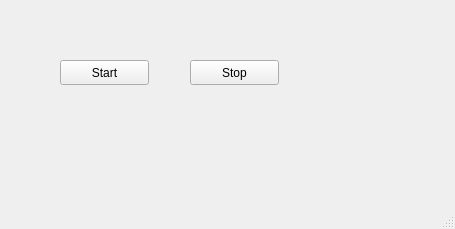
Above: View/scan_window.ui from PFTL/LMU_Group_2 before the change. Below: the same form after it.
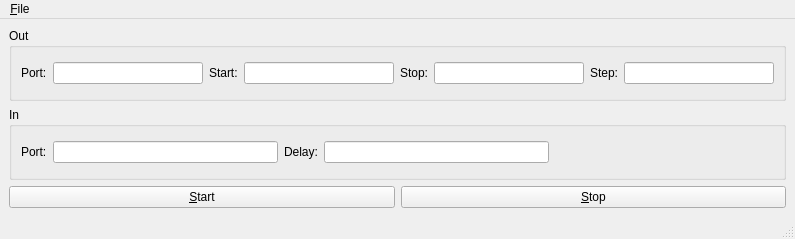
That is the form after the change.

```diff
--- a/View/scan_window.ui
+++ b/View/scan_window.ui
@@ -6,50 +6,181 @@
    <rect>
     <x>0</x>
     <y>0</y>
-    <width>455</width>
-    <height>229</height>
+    <width>795</width>
+    <height>239</height>
    </rect>
   </property>
   <property name="windowTitle">
    <string>MainWindow</string>
   </property>
   <widget class="QWidget" name="centralwidget">
-   <widget class="QPushButton" name="start_button">
-    <property name="geometry">
-     <rect>
-      <x>60</x>
-      <y>60</y>
-      <width>89</width>
-      <height>25</height>
-     </rect>
-    </property>
-    <property name="text">
-     <string>Start</string>
-    </property>
-   </widget>
-   <widget class="QPushButton" name="stop_button">
-    <property name="geometry">
-     <rect>
-      <x>190</x>
-      <y>60</y>
-      <width>89</width>
-      <height>25</height>
-     </rect>
-    </property>
-    <property name="text">
-     <string>Stop</string>
-    </property>
-   </widget>
+   <layout class="QVBoxLayout" name="verticalLayout">
+    <item>
+     <widget class="QGroupBox" name="groupBox">
+      <property name="sizePolicy">
+       <sizepolicy hsizetype="Minimum" vsizetype="Preferred">
+        <horstretch>0</horstretch>
+        <verstretch>0</verstretch>
+       </sizepolicy>
+      </property>
+      <property name="title">
+       <string>Out</string>
+      </property>
+      <layout class="QGridLayout" name="gridLayout">
+       <item row="1" column="6">
+        <widget class="QLabel" name="label_4">
+         <property name="text">
+          <string>Step:</string>
+         </property>
+        </widget>
+       </item>
+       <item row="1" column="7">
+        <widget class="QLineEdit" name="outStepLine"/>
+       </item>
+       <item row="1" column="5">
+        <widget class="QLineEdit" name="outStopLine"/>
+       </item>
+       <item row="1" column="4">
+        <widget class="QLabel" name="label_3">
+         <property name="text">
+          <string>Stop:</string>
+         </property>
+        </widget>
+       </item>
+       <item row="1" column="0">
+        <widget class="QLabel" name="label">
+         <property name="text">
+          <string>Port:</string>
+         </property>
+        </widget>
+       </item>
+       <item row="1" column="1">
+        <widget class="QLineEdit" name="outChannelLine">
+         <property name="sizePolicy">
+          <sizepolicy hsizetype="Expanding" vsizetype="Fixed">
+           <horstretch>0</horstretch>
+           <verstretch>0</verstretch>
+          </sizepolicy>
+         </property>
+         <property name="minimumSize">
+          <size>
+           <width>0</width>
+           <height>0</height>
+          </size>
+         </property>
+         <property name="maxLength">
+          <number>2</number>
+         </property>
+        </widget>
+       </item>
+       <item row="1" column="3">
+        <widget class="QLineEdit" name="outStartLine"/>
+       </item>
+       <item row="1" column="2">
+        <widget class="QLabel" name="label_2">
+         <property name="text">
+          <string>Start:</string>
+         </property>
+        </widget>
+       </item>
+      </layout>
+     </widget>
+    </item>
+    <item>
+     <widget class="QGroupBox" name="groupBox_2">
+      <property name="title">
+       <string>In</string>
+      </property>
+      <layout class="QGridLayout" name="gridLayout_2">
+       <item row="0" column="1">
+        <widget class="QLineEdit" name="inChannelLine">
+         <property name="sizePolicy">
+          <sizepolicy hsizetype="Expanding" vsizetype="Fixed">
+           <horstretch>0</horstretch>
+           <verstretch>0</verstretch>
+          </sizepolicy>
+         </property>
+         <property name="minimumSize">
+          <size>
+           <width>0</width>
+           <height>0</height>
+          </size>
+         </property>
+         <property name="maxLength">
+          <number>2</number>
+         </property>
+        </widget>
+       </item>
+       <item row="0" column="0">
+        <widget class="QLabel" name="label_5">
+         <property name="text">
+          <string>Port:</string>
+         </property>
+        </widget>
+       </item>
+       <item row="0" column="2">
+        <widget class="QLabel" name="label_6">
+         <property name="text">
+          <string>Delay:</string>
+         </property>
+        </widget>
+       </item>
+       <item row="0" column="3">
+        <widget class="QLineEdit" name="inDelayLine"/>
+       </item>
+       <item row="0" column="4">
+        <spacer name="horizontalSpacer">
+         <property name="orientation">
+          <enum>Qt::Horizontal</enum>
+         </property>
+         <property name="sizeHint" stdset="0">
+          <size>
+           <width>40</width>
+           <height>20</height>
+          </size>
+         </property>
+        </spacer>
+       </item>
+      </layout>
+     </widget>
+    </item>
+    <item>
+     <layout class="QHBoxLayout" name="horizontalLayout">
+      <item>
+       <widget class="QPushButton" name="start_button">
+        <property name="text">
+         <string>&amp;Start</string>
+        </property>
+       </widget>
+      </item>
+      <item>
+       <widget class="QPushButton" name="stop_button">
+        <property name="text">
+         <string>&amp;Stop</string>
+        </property>
+       </widget>
+      </item>
+     </layout>
+    </item>
+   </layout>
   </widget>
   <widget class="QMenuBar" name="menubar">
    <property name="geometry">
     <rect>
      <x>0</x>
      <y>0</y>
-     <width>455</width>
+     <width>795</width>
      <height>22</height>
     </rect>
    </property>
+   <widget class="QMenu" name="menuFile">
+    <property name="title">
+     <string>&amp;File</string>
+    </property>
+    <addaction name="action_Save"/>
+    <addaction name="actionMyOption"/>
+   </widget>
+   <addaction name="menuFile"/>
   </widget>
   <widget class="QStatusBar" name="statusbar"/>
  </widget>
```
Left out of the diff: 21 changed lines with no effect on the pictures.
